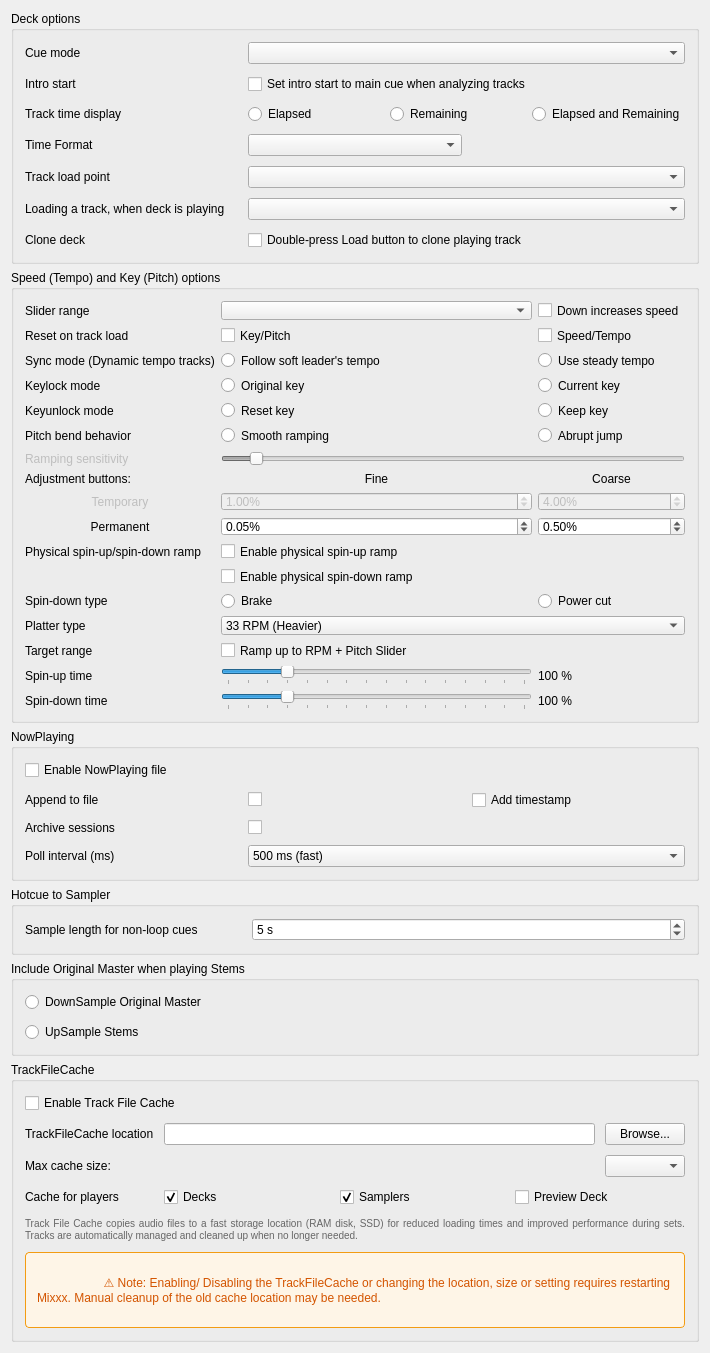
Qt form src/preferences/dialog/dlgprefdeckdlg.ui (Eve00000/mixxx) before a commit.
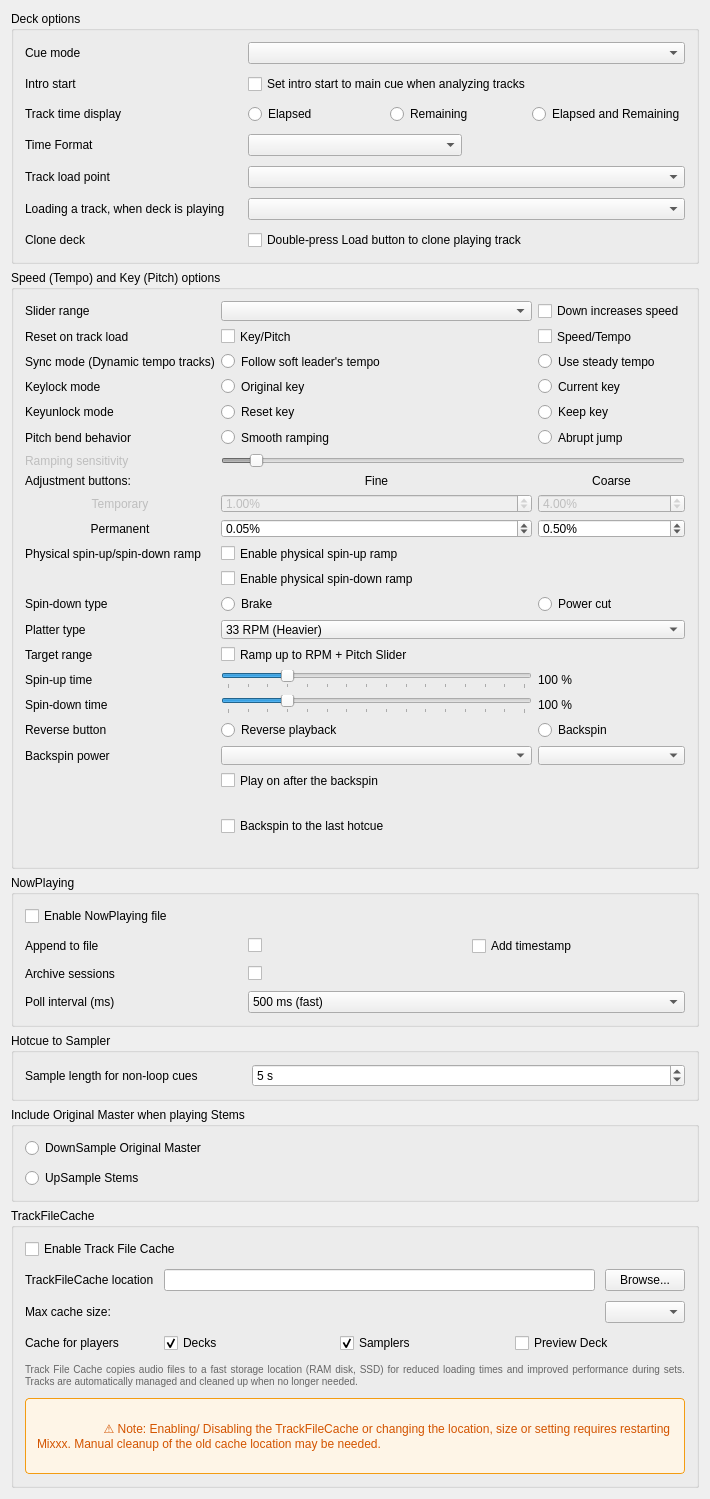
The same form after that commit.

Patch:
```diff
--- a/src/preferences/dialog/dlgprefdeckdlg.ui
+++ b/src/preferences/dialog/dlgprefdeckdlg.ui
@@ -849,6 +849,109 @@
                     </property>
                   </widget>
                 </item>
+                <item row="19" column="0">
+                  <widget class="QLabel" name="labelReverseButtonMode">
+                    <property name="text">
+                      <string>Reverse button</string>
+                    </property>
+                    <property name="buddy">
+                      <cstring>radioButtonReversePlayback</cstring>
+                    </property>
+                  </widget>
+                </item>
+                <item row="19" column="1">
+                  <widget class="QRadioButton" name="radioButtonReversePlayback">
+                    <property name="toolTip">
+                      <string>Plays the track backwards while the reverse button is held</string>
+                    </property>
+                    <property name="text">
+                      <string>Reverse playback</string>
+                    </property>
+                    <attribute name="buttonGroup">
+                      <string notr="true">buttonGroupReverseButtonMode</string>
+                    </attribute>
+                  </widget>
+                </item>
+                <item row="19" column="2">
+                  <widget class="QRadioButton" name="radioButtonReverseBackspin">
+                    <property name="toolTip">
+                      <string>
+                        Pressing reverse flicks the record backwards. The motor of a playing deck pulls it forward again, pressing Stop during the backspin lets it brake or coast to a standstill (spin-down type).
+                        Censor (right click) still plays in reverse.
+                      </string>
+                    </property>
+                    <property name="text">
+                      <string>Backspin</string>
+                    </property>
+                    <attribute name="buttonGroup">
+                      <string notr="true">buttonGroupReverseButtonMode</string>
+                    </attribute>
+                  </widget>
+                </item>
+                <item row="20" column="0">
+                  <widget class="QLabel" name="labelBackspinPower">
+                    <property name="text">
+                      <string>Backspin power</string>
+                    </property>
+                    <property name="buddy">
+                      <cstring>comboBoxBackspinRotation</cstring>
+                    </property>
+                  </widget>
+                </item>
+                <item row="20" column="1">
+                  <widget class="QComboBox" name="comboBoxBackspinRotation">
+                    <property name="toolTip">
+                      <string>Backward rotation of the platter after the flick</string>
+                    </property>
+                  </widget>
+                </item>
+                <item row="20" column="2">
+                  <widget class="QComboBox" name="comboBoxBackspinTime">
+                    <property name="toolTip">
+                      <string>Time for that rotation. Faster flicks would throw the needle out of the groove and are disabled.</string>
+                    </property>
+                  </widget>
+                </item>
+                <item row="21" column="1" colspan="2">
+                  <widget class="QCheckBox" name="checkBoxBackspinPlayOn">
+                    <property name="toolTip">
+                      <string>
+                        Unchecked: the deck is paused with the backspin, the platter brakes or coasts to a standstill (spin-down type) and the deck stays paused.
+                        Checked: the motor pulls the platter forward again and the track plays on, with the physical spin-up if enabled, otherwise at full speed from the standstill.
+                      </string>
+                    </property>
+                    <property name="text">
+                      <string>Play on after the backspin</string>
+                    </property>
+                  </widget>
+                </item>
+                <item row="22" column="1" colspan="2">
+                  <widget class="QLabel" name="labelBackspinValue">
+                    <property name="wordWrap">
+                      <bool>true</bool>
+                    </property>
+                  </widget>
+                </item>
+                <item row="23" column="1" colspan="2">
+                  <widget class="QCheckBox" name="checkBoxBackspinToHotcue">
+                    <property name="toolTip">
+                      <string>
+                        The backspin power is chosen so that the deck lands exactly on the last hotcue behind the play position: playing on, it reaches full speed there; staying paused, the platter stops there.
+                        The backspin power above is the maximum. If the hotcue is too far back for it, a normal backspin with that power is done.
+                      </string>
+                    </property>
+                    <property name="text">
+                      <string>Backspin to the last hotcue</string>
+                    </property>
+                  </widget>
+                </item>
+                <item row="24" column="1" colspan="2">
+                  <widget class="QLabel" name="labelBackspinToHotcueValue">
+                    <property name="wordWrap">
+                      <bool>true</bool>
+                    </property>
+                  </widget>
+                </item>
               </layout>
             </item>
           </layout>
@@ -1177,6 +1280,20 @@
           </layout>
         </widget>
       </item>
+
+      <item row="6" column="0">
+        <spacer name="verticalSpacer2">
+          <property name="orientation">
+            <enum>Qt::Vertical</enum>
+          </property>
+          <property name="sizeHint" stdset="0">
+            <size>
+              <width>20</width>
+              <height>40</height>
+            </size>
+          </property>
+        </spacer>
+      </item>
     </layout>
   </widget>
   <layoutdefault spacing="6" margin="11"/>
```
Left out of the diff: 776 changed lines with no effect on the pictures.
